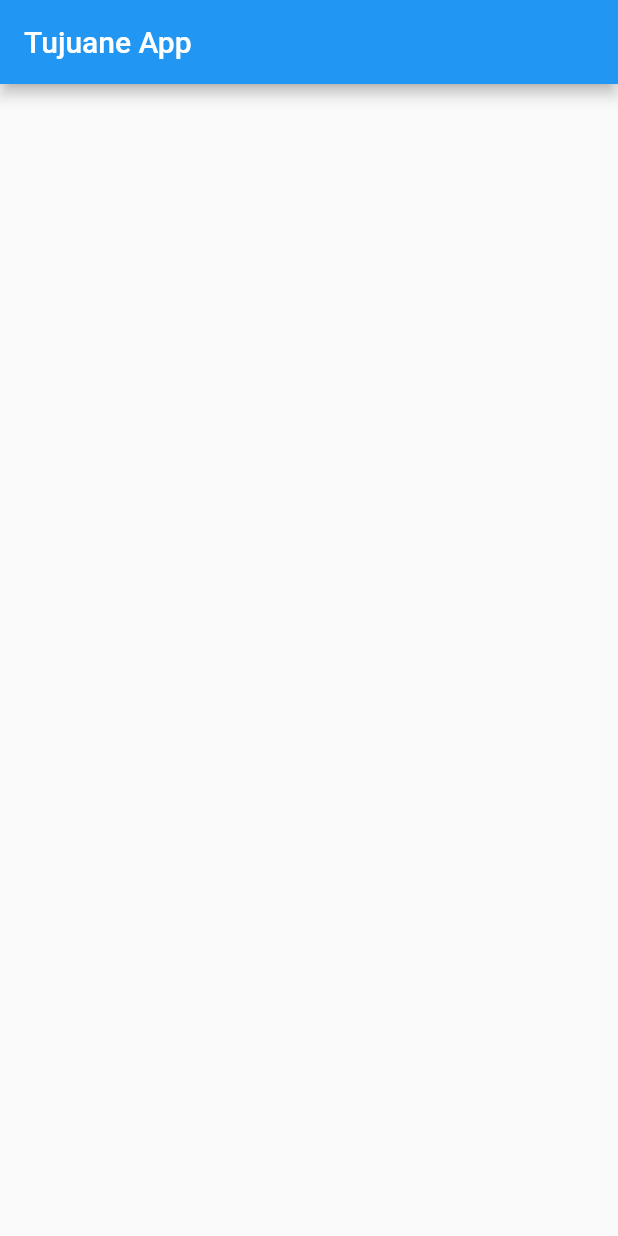
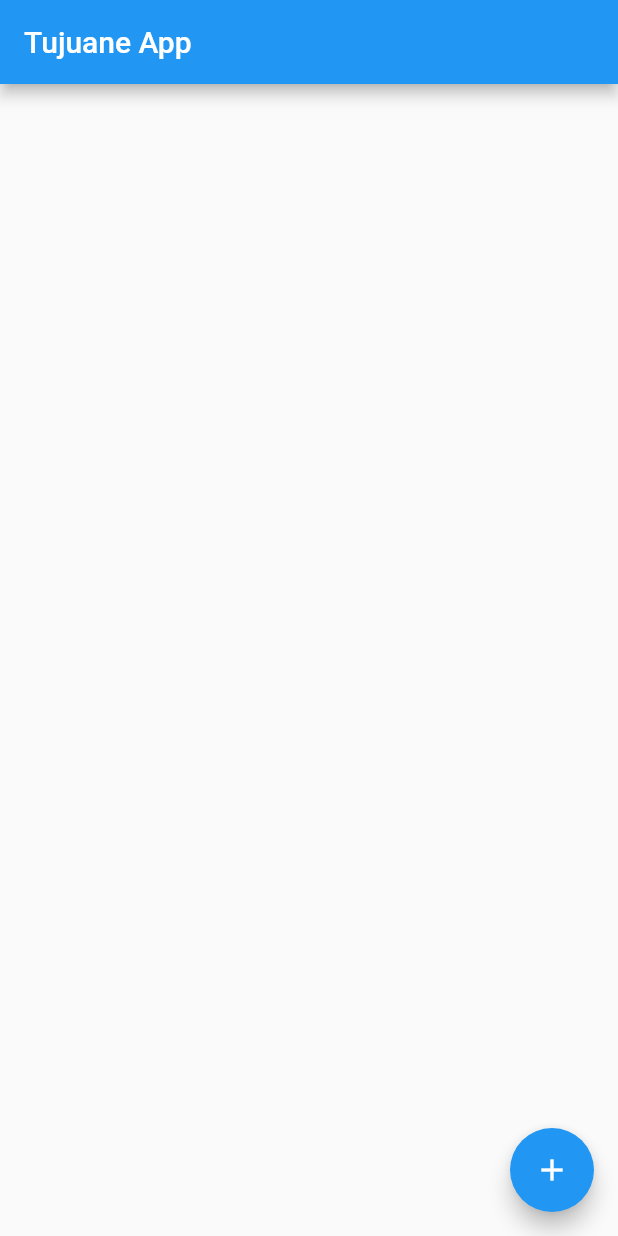
Before and after one commit to J-A-Christopher/Tujuane-App, a Flutter app: the screen it shows after launch, on a phone screen of 412 x 824 dp. Run offline on Flutter 3.47's test engine with Material 2 defaults, Android fonts, the light colour scheme and no system bars.

Commit message:
added floating action button

```diff
--- a/tujuane_app/lib/main.dart
+++ b/tujuane_app/lib/main.dart
@@ -10,11 +10,16 @@ class Main extends StatelessWidget {
   @override
   Widget build(BuildContext context) {
     return MaterialApp(
-        home: Scaffold(
-      appBar: AppBar(
-        title: const Text('Tujuane App'),
+      home: Scaffold(
+        appBar: AppBar(
+          title: const Text('Tujuane App'),
+        ),
+        body: Container(),
+        floatingActionButton: const FloatingActionButton(
+          onPressed: null,
+          child: Icon(Icons.add),
+        ),
       ),
-      body: Container(),
-    ));
+    );
   }
 }
```
